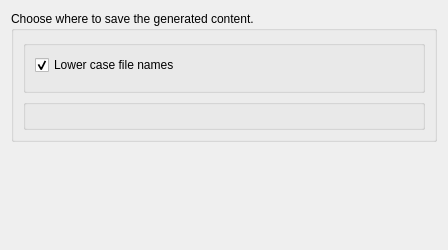
Above: plugins/filetemplates/ui/outputlocation.ui from KDE/kdevelop before the change. Below: the same form after it.
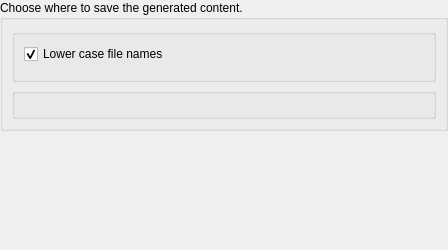
That is the form after the change. Custom widgets are drawn as their Qt base class.

Commit message:
filetemplates wizard: remove extra margins around pages
GIT_SILENT

The edit to the form file:
```diff
--- a/plugins/filetemplates/ui/outputlocation.ui
+++ b/plugins/filetemplates/ui/outputlocation.ui
@@ -11,6 +11,18 @@
    </rect>
   </property>
   <layout class="QVBoxLayout" name="verticalLayout">
+   <property name="leftMargin">
+    <number>0</number>
+   </property>
+   <property name="topMargin">
+    <number>0</number>
+   </property>
+   <property name="rightMargin">
+    <number>0</number>
+   </property>
+   <property name="bottomMargin">
+    <number>0</number>
+   </property>
    <item>
     <widget class="QGroupBox" name="groupBox_3">
      <property name="title">
```
The commit also changes 6 other files.
